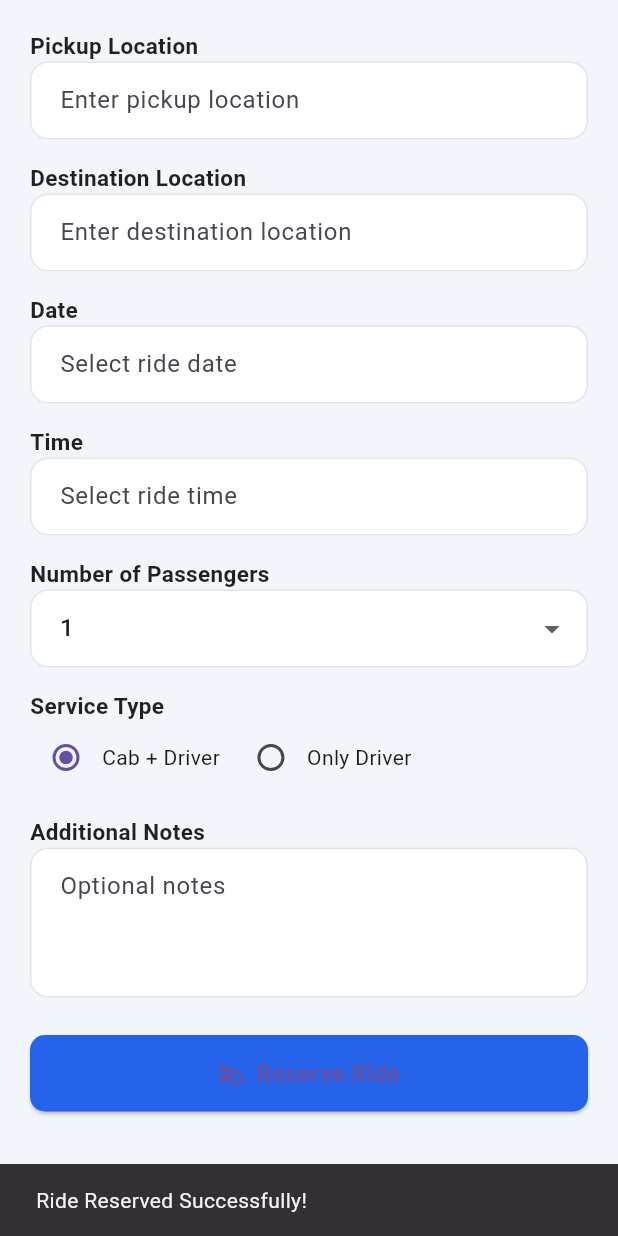
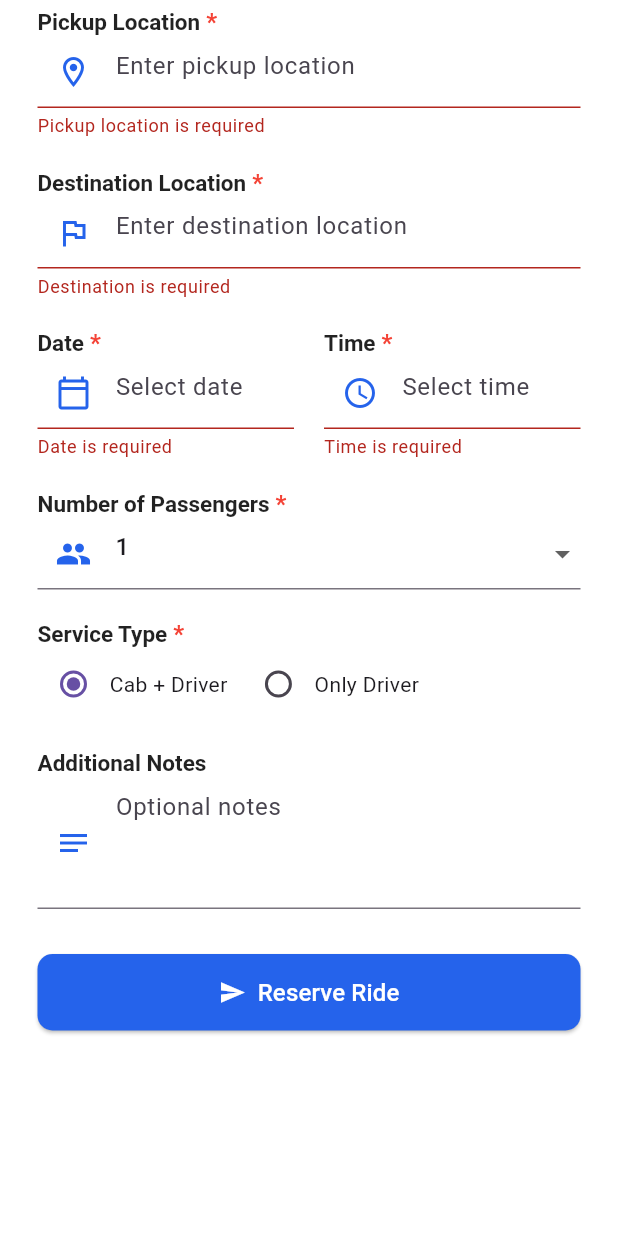
Before and after one commit to Pritam81/Ride0, a Flutter app: the RideLaterScreen screen opened directly, after a tap on "Reserve Ride", on a phone screen of 412 x 824 dp. Run offline on Flutter 3.47's test engine with Material 3 defaults, Android fonts, the light colour scheme and no system bars; our stand-ins replace get, google_fonts.

Commit message:
Ride later screen completed

```diff
--- a/lib/screens/home/HomeTab/ridelater_screen.dart
+++ b/lib/screens/home/HomeTab/ridelater_screen.dart
@@ -9,6 +9,8 @@
 }
 
 class _RideLaterScreenState extends State<RideLaterScreen> {
+  final _formKey = GlobalKey<FormState>();
+
   final TextEditingController pickupController = TextEditingController();
   final TextEditingController destinationController = TextEditingController();
   final TextEditingController dateController = TextEditingController();
@@ -43,48 +45,83 @@
   @override
   Widget build(BuildContext context) {
     return Scaffold(
-      backgroundColor: const Color(0xFFF2F5F9),
-
+      backgroundColor: const Color.fromARGB(255, 255, 255, 255),
       body: SingleChildScrollView(
-        padding: const EdgeInsets.all(20),
+        padding: const EdgeInsets.symmetric(horizontal: 25, vertical: 5),
+        child: Form(
+          key: _formKey,
           child: Column(
             crossAxisAlignment: CrossAxisAlignment.start,
             children: [
               _buildLabel("Pickup Location"),
-            _buildTextField(pickupController, "Enter pickup location"),
+              _buildUnderlineField(
+                controller: pickupController,
+                hint: "Enter pickup location",
+                icon: Icons.location_on_outlined,
+                validatorText: "Pickup location is required",
+              ),
+              const SizedBox(height: 20),
 
-            const SizedBox(height: 15),
               _buildLabel("Destination Location"),
-            _buildTextField(
-              destinationController,
-              "Enter destination location",
+              _buildUnderlineField(
+                controller: destinationController,
+                hint: "Enter destination location",
+                icon: Icons.flag_outlined,
+                validatorText: "Destination is required",
               ),
+              const SizedBox(height: 20),
 
-            const SizedBox(height: 15),
+              Row(
+                children: [
+                  Expanded(
+                    child: Column(
+                      crossAxisAlignment: CrossAxisAlignment.start,
+                      children: [
                         _buildLabel("Date"),
                         GestureDetector(
                           onTap: () => _selectDate(context),
                           child: AbsorbPointer(
-                child: _buildTextField(dateController, "Select ride date"),
+                            child: _buildUnderlineField(
+                              controller: dateController,
+                              hint: "Select date",
+                              icon: Icons.calendar_today_outlined,
+                              validatorText: "Date is required",
                             ),
                           ),
-
-            const SizedBox(height: 15),
+                        ),
+                      ],
+                    ),
+                  ),
+                  const SizedBox(width: 20),
+                  Expanded(
+                    child: Column(
+                      crossAxisAlignment: CrossAxisAlignment.start,
+                      children: [
                         _buildLabel("Time"),
                         GestureDetector(
                           onTap: () => _selectTime(context),
                           child: AbsorbPointer(
-                child: _buildTextField(timeController, "Select ride time"),
+                            child: _buildUnderlineField(
+                              controller: timeController,
+                              hint: "Select time",
+                              icon: Icons.access_time,
+                              validatorText: "Time is required",
                             ),
                           ),
+                        ),
+                      ],
+                    ),
+                  ),
+                ],
+              ),
+              const SizedBox(height: 20),
 
-            const SizedBox(height: 15),
               _buildLabel("Number of Passengers"),
               DropdownButtonFormField<int>(
                 value: selectedPassengers,
-              decoration: _inputDecoration(),
+                decoration: _underlineDecoration(icon: Icons.group),
                 items:
-                  List.generate(10, (index) => index + 1)
+                    List.generate(6, (index) => index + 1)
                         .map(
                           (e) => DropdownMenuItem<int>(
                             value: e,
@@ -96,8 +133,8 @@
                   if (val != null) setState(() => selectedPassengers = val);
                 },
               ),
+              const SizedBox(height: 20),
 
-            const SizedBox(height: 15),
               _buildLabel("Service Type"),
               Row(
                 children: [
@@ -118,12 +155,18 @@
                   const Text("Only Driver"),
                 ],
               ),
+              const SizedBox(height: 20),
 
-            const SizedBox(height: 15),
-            _buildLabel("Additional Notes"),
-            _buildTextField(notesController, "Optional notes", maxLines: 3),
+              _buildLabel("Additional Notes", required: false),
+              _buildUnderlineField(
+                controller: notesController,
+                hint: "Optional notes",
+                icon: Icons.notes,
+                maxLines: 3,
+                validatorText: null,
+              ),
 
-            const SizedBox(height: 25),
+              const SizedBox(height: 30),
               SizedBox(
                 width: double.infinity,
                 child: ElevatedButton.icon(
@@ -134,66 +177,76 @@
                       borderRadius: BorderRadius.circular(10),
                     ),
                   ),
-                icon: const Icon(Icons.schedule_send),
+                  icon: const Icon(Icons.send, color: Colors.white),
                   label: const Text(
                     "Reserve Ride",
-                  style: TextStyle(fontSize: 16, fontWeight: FontWeight.w600),
+                    style: TextStyle(fontSize: 16, color: Colors.white),
                   ),
                   onPressed: () {
-                  // Add your booking logic here
+                    if (_formKey.currentState!.validate()) {
                       ScaffoldMessenger.of(context).showSnackBar(
                         const SnackBar(
                           content: Text("Ride Reserved Successfully!"),
                         ),
                       );
+                    }
                   },
                 ),
               ),
             ],
           ),
         ),
+      ),
     );
   }
 
-  Widget _buildLabel(String text) {
-    return Text(
-      text,
+  Widget _buildLabel(String text, {bool required = true}) {
+    return RichText(
+      text: TextSpan(
+        text: text,
         style: const TextStyle(
           fontWeight: FontWeight.w600,
           fontSize: 15,
           color: Colors.black87,
         ),
+        children:
+            required
+                ? const [
+                  TextSpan(
+                    text: " *",
+                    style: TextStyle(color: Colors.red, fontSize: 16),
+                  ),
+                ]
+                : [],
+      ),
     );
   }
 
-  Widget _buildTextField(
-    TextEditingController controller,
-    String hint, {
+  Widget _buildUnderlineField({
+    required TextEditingController controller,
+    required String hint,
+    required IconData icon,
+    String? validatorText,
     int maxLines = 1,
   }) {
-    return TextField(
+    return TextFormField(
       controller: controller,
       maxLines: maxLines,
-      decoration: _inputDecoration().copyWith(hintText: hint),
+      decoration: _underlineDecoration(icon: icon).copyWith(hintText: hint),
+      validator:
+          validatorText != null
+              ? (value) =>
+                  value == null || value.trim().isEmpty ? validatorText : null
+              : null,
     );
   }
 
-  InputDecoration _inputDecoration() {
+  InputDecoration _underlineDecoration({required IconData icon}) {
     return InputDecoration(
-      filled: true,
-      fillColor: Colors.white,
-      contentPadding: const EdgeInsets.symmetric(horizontal: 16, vertical: 14),
-      border: OutlineInputBorder(
-        borderRadius: BorderRadius.circular(12),
-        borderSide: const BorderSide(color: Colors.grey),
-      ),
-      enabledBorder: OutlineInputBorder(
-        borderRadius: BorderRadius.circular(12),
-        borderSide: const BorderSide(color: Color(0xFFE0E3E8)),
-      ),
-      focusedBorder: OutlineInputBorder(
-        borderRadius: BorderRadius.circular(12),
-        borderSide: const BorderSide(color: Color(0xFF2563EB), width: 1.5),
+      prefixIcon: Icon(icon, color: const Color(0xFF2563EB)),
+      border: const UnderlineInputBorder(),
+      focusedBorder: const UnderlineInputBorder(
+        borderSide: BorderSide(color: Color(0xFF2563EB), width: 2),
       ),
     );
   }
```
Lines whose indentation alone changed are shown as unchanged.
